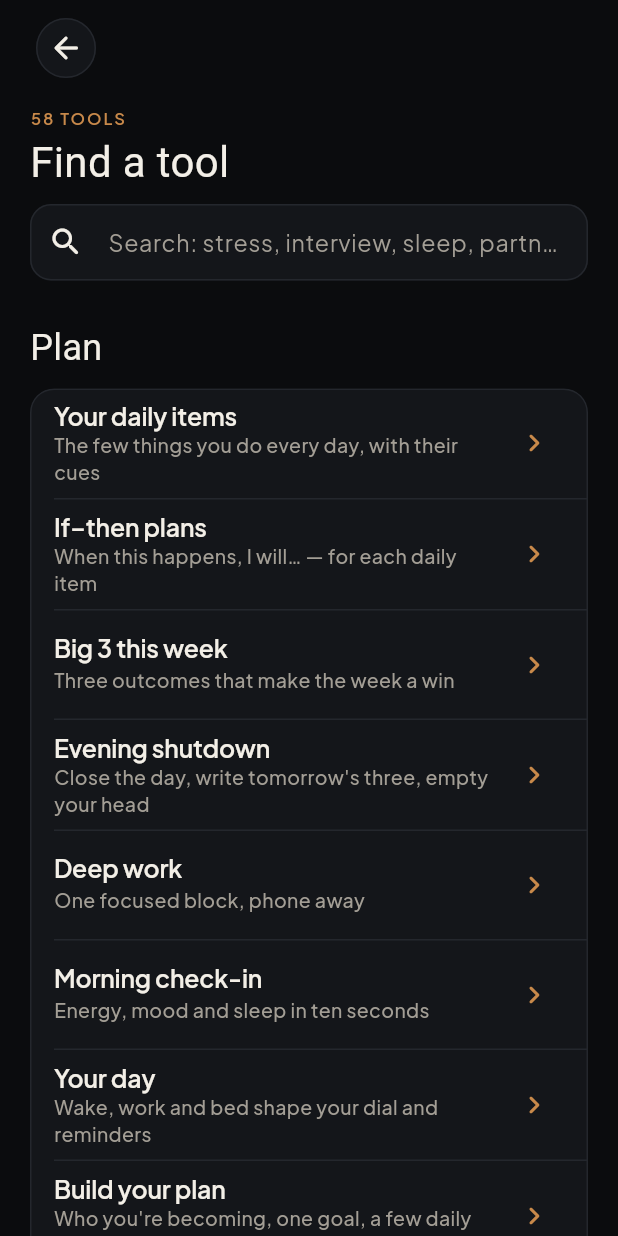
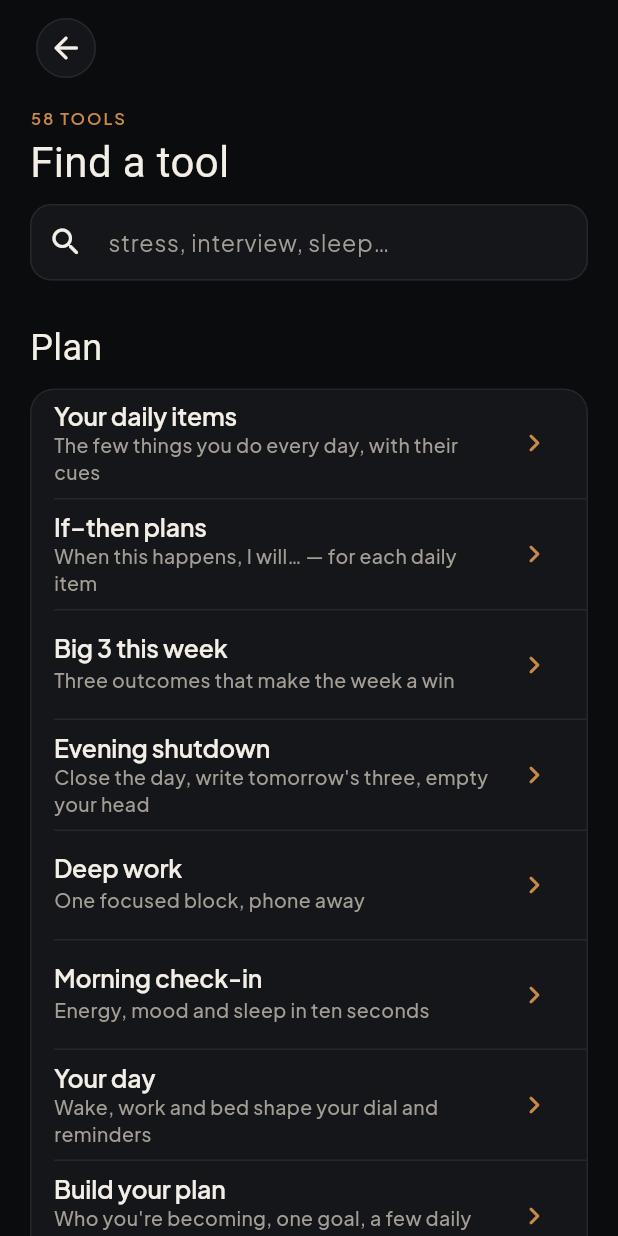
Before and after one commit to eminhuseyn313/ono_flutter, a Flutter app: the ToolsScreen screen opened by its route, on a phone screen of 412 x 824 dp. Run offline on Flutter 3.47's test engine with Material 3 defaults, Android fonts, the phone set to English and light mode, and no system bars; our stand-ins replace flutter_local_notifications, flutter_timezone, go_router, google_fonts, google_sign_in, share_plus and 3 more; missing offline and left inert: device_calendar, health, home_widget, quick_actions; accounts and stored records are empty; Roboto replaces fonts that are missing (Instrument Serif).

Commit message:
Shorter search hint on Find a tool
Co-Authored-By: Claude Opus 5.5 <noreply@anthropic.com>
Claude-Session: https://claude.ai/code/session_013TDiVD3yAdvn7be94feCzP

```diff
--- a/lib/screens/tools_screen.dart
+++ b/lib/screens/tools_screen.dart
@@ -53,7 +53,7 @@ class _ToolsScreenState extends State<ToolsScreen> {
           onChanged: (_) => setState(() {}),
           style: AppText.body(color: AppColors.white),
           decoration: const InputDecoration(
-            hintText: 'Search: stress, interview, sleep, partner…',
+            hintText: 'stress, interview, sleep…',
             prefixIcon: Icon(Icons.search_rounded),
           ),
         ),
```
